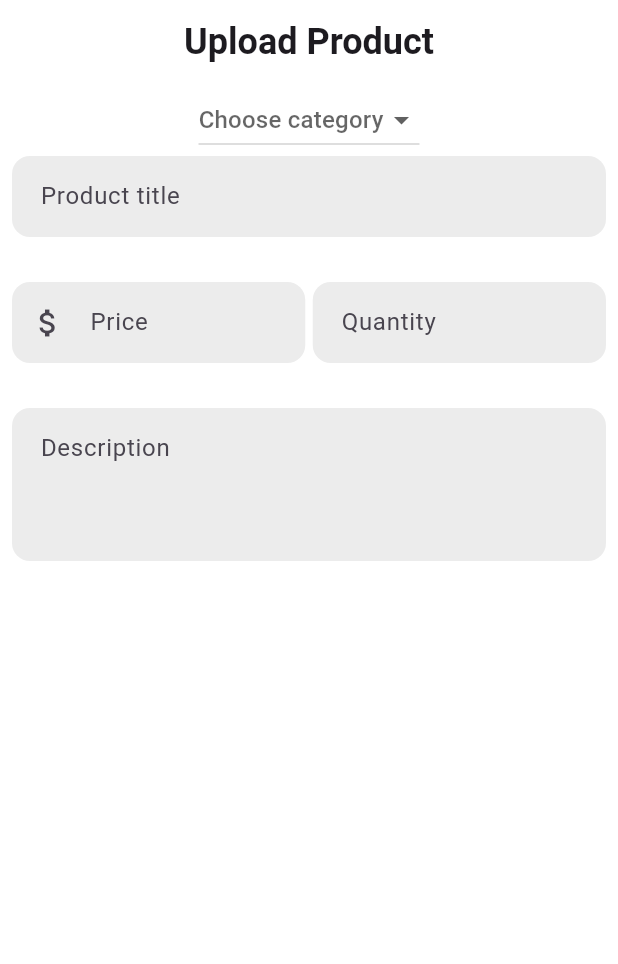
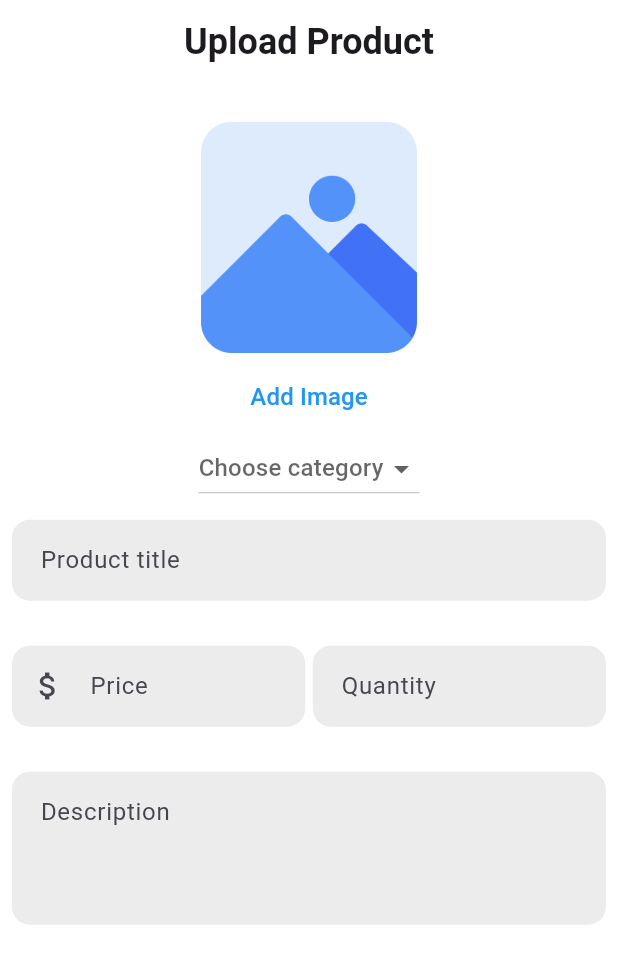
Before and after one commit to mohandalnjjar/adminPanel, a Flutter app: the UploadProductView screen opened by its route, on a phone screen of 412 x 824 dp. Shown: the top 964 px of the screen. Run offline on Flutter 3.47's test engine with Material 3 defaults, Android fonts, the phone set to English and light mode, and no system bars; our stand-ins replace fancy_shimmer_image, go_router, iconly, image_picker, shared_preferences; missing offline and left inert: dynamic_height_grid_view; accounts and stored records are empty.

Commit message:
add image picker done

```diff
--- a/lib/core/utils/app_assets.dart
+++ b/lib/core/utils/app_assets.dart
@@ -2,4 +2,6 @@ class AppAssets {
   static String upload = 'assets/images/upload.png';
   static String cart = 'assets/images/carts.png';
   static String delivery = 'assets/images/delivery.png';
+    static String photo = 'assets/images/photo.png';
+
 }
--- /dev/null
+++ b/lib/features/upload/presentation/widgets/add_image.dart
@@ -0,0 +1,129 @@
+import 'dart:io';
+
+import 'package:admin_dash_board/core/utils/app_assets.dart';
+import 'package:admin_dash_board/core/utils/app_methods.dart';
+import 'package:admin_dash_board/core/utils/app_styles.dart';
+import 'package:flutter/cupertino.dart';
+import 'package:flutter/material.dart';
+import 'package:flutter/widgets.dart';
+import 'package:go_router/go_router.dart';
+import 'package:image_picker/image_picker.dart';
+
+class AddImagePicture extends StatefulWidget {
+  const AddImagePicture({
+    super.key,
+  });
+
+  @override
+  State<AddImagePicture> createState() => _AddImagePictureState();
+}
+
+class _AddImagePictureState extends State<AddImagePicture> {
+  XFile? pickedImage;
+  ImagePicker picker = ImagePicker();
+  @override
+  Widget build(BuildContext context) {
+    return SizedBox(
+      height: MediaQuery.sizeOf(context).height * .27,
+      child: AspectRatio(
+        aspectRatio: 1 / 1,
+        child: Column(
+          children: [
+            if (pickedImage == null) ...[
+              const SizedBox(
+                height: 10,
+              ),
+              Flexible(
+                child: Image.asset(
+                  AppAssets.photo,
+                  fit: BoxFit.contain,
+                ),
+              ),
+              TextButton(
+                onPressed: () async {
+                  await AppMethods.addImageDialog(
+                    context,
+                    camerFunc: () async {
+                      pickedImage =
+                          await picker.pickImage(source: ImageSource.camera);
+                      setState(() {
+                        context.pop();
+                      });
+                    },
+                    galleryFunc: () async {
+                      pickedImage =
+                          await picker.pickImage(source: ImageSource.gallery);
+                      setState(() {
+                        context.pop();
+                      });
+                    },
+                  );
+                },
+                child: Text(
+                  'Add Image',
+                  style: AppStyles.styleReqular16.copyWith(
+                    color: Colors.blue,
+                  ),
+                ),
+              ),
+            ] else ...[
+              Flexible(
+                child: AspectRatio(
+                  aspectRatio: 1 / 1,
+                  child: ClipRRect(
+                    borderRadius: BorderRadius.circular(15),
+                    child: Image.file(
+                      fit: BoxFit.cover,
+                      File(
+                        pickedImage!.path,
+                      ),
+                    ),
+                  ),
+                ),
+              ),
+              Row(
+                children: [
+                  TextButton(
+                    onPressed: () async {
+                      await AppMethods.addImageDialog(
+                        context,
+                        camerFunc: () async {
+                          pickedImage = await picker.pickImage(
+                              source: ImageSource.camera);
+                          setState(() {
+                            context.pop();
+                          });
+                        },
+                        galleryFunc: () async {
+                          pickedImage = await picker.pickImage(
+                              source: ImageSource.gallery);
+                          setState(() {
+                            context.pop();
+                          });
+                        },
+                      );
+                    },
+                    child: Text(
+                      'Pick image',
+                      style: AppStyles.styleReqular16.copyWith(
+                        color: Colors.blue,
+                      ),
+                    ),
+                  ),
+                  TextButton(
+                    onPressed: () {
+                      setState(() {
+                        pickedImage = null;
+                      });
+                    },
+                    child: const Text('Remove image'),
+                  ),
+                ],
+              ),
+            ],
+          ],
+        ),
+      ),
+    );
+  }
+}
--- a/lib/features/upload/presentation/widgets/upload_view_body.dart
+++ b/lib/features/upload/presentation/widgets/upload_view_body.dart
@@ -1,14 +1,11 @@
 import 'package:admin_dash_board/core/utils/app_styles.dart';
 import 'package:admin_dash_board/core/utils/constance.dart';
 import 'package:admin_dash_board/core/utils/widgets/custom_text_form_filed.dart';
-import 'package:flutter/cupertino.dart';
+import 'package:admin_dash_board/features/upload/presentation/widgets/add_image.dart';
 import 'package:flutter/material.dart';
-import 'package:flutter/widgets.dart';
 
 class UploadViewBody extends StatefulWidget {
-  const UploadViewBody({
-    super.key,
-  });
+  const UploadViewBody({super.key});
 
   @override
   State<UploadViewBody> createState() => _UploadViewBodyState();
@@ -23,7 +20,12 @@ class _UploadViewBodyState extends State<UploadViewBody> {
         padding: const EdgeInsets.symmetric(horizontal: 8),
         child: Column(
           children: [
+            const SizedBox(
+              height: 10,
+            ),
+            const AddImagePicture(),
             DropdownButton(
+              dropdownColor: Theme.of(context).scaffoldBackgroundColor,
               hint: const Text(
                 'Choose category',
                 style: AppStyles.styleReqular16,
@@ -31,10 +33,16 @@ class _UploadViewBodyState extends State<UploadViewBody> {
               value: _categoryValue,
               items: Constance.dropdownMenuItems,
               onChanged: (String? value) {
-                  setState(() {
+                setState(
+                  () {
                     _categoryValue = value;
-                  });
-                }),
+                  },
+                );
+              },
+            ),
+            const SizedBox(
+              height: 10,
+            ),
             const CustomTextFromField(
               hint: 'Product title',
               keyBordType: TextInputType.text,
--- a/pubspec.yaml
+++ b/pubspec.yaml
@@ -36,6 +36,7 @@ dependencies:
   font_awesome_flutter: ^10.7.0
   go_router: ^13.2.3
   iconly: ^1.0.1
+  image_picker: ^1.0.7
   onbackground_shared_prefrences: ^0.0.2
   provider: ^6.1.2
 
```
Also changed, not shown: lib/core/utils/app_methods.dart (added, +39 -0 lines), assets/images/photo.png (added), pubspec.lock, 5 other files. Lines whose indentation alone changed are shown as unchanged.
